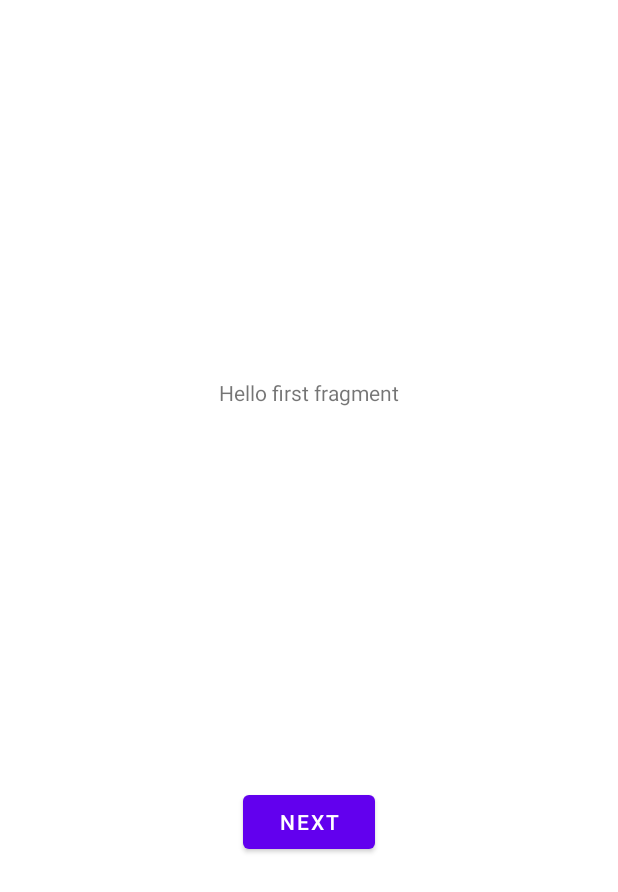
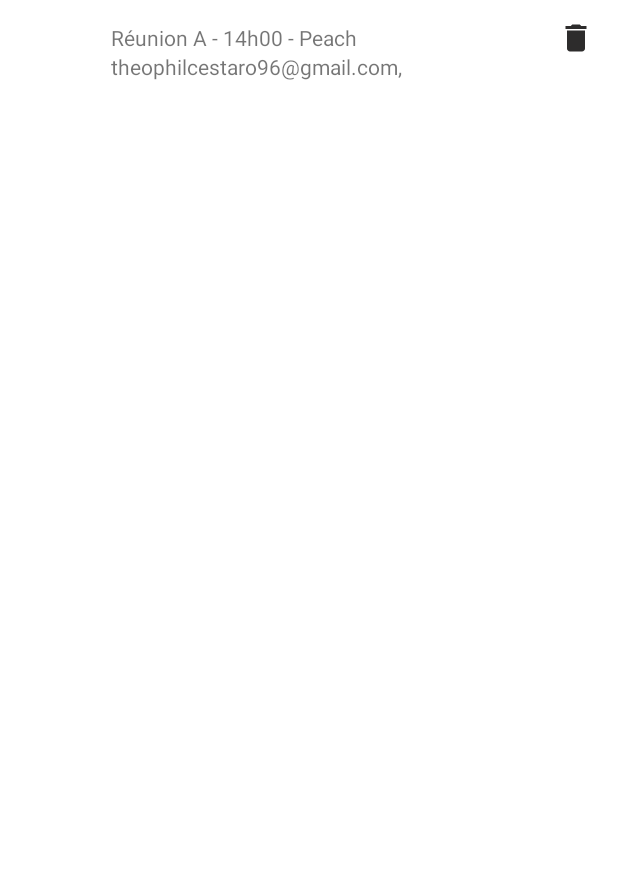
Before and after one commit to CesTheo47/P4_Mareu, an Android app: the layout fragment_first.xml on its own in the app's theme, with its tools: preview values and no code run, on a phone screen of 412 x 824 dp. Shown: the top 892 px of the screen. Run offline under Robolectric (Android 15) with nearby library versions, the phone set to English and light mode, and no system bars.

Commit message:
add list fragment

```diff
--- /dev/null
+++ b/app/src/main/res/drawable/ic_baseline_delete_24.xml
@@ -0,0 +1,5 @@
+<vector android:height="24dp" android:tint="#2D2C2C"
+    android:viewportHeight="24" android:viewportWidth="24"
+    android:width="24dp" xmlns:android="http://schemas.android.com/apk/res/android">
+    <path android:fillColor="@android:color/white" android:pathData="M6,19c0,1.1 0.9,2 2,2h8c1.1,0 2,-0.9 2,-2V7H6v12zM19,4h-3.5l-1,-1h-5l-1,1H5v2h14V4z"/>
+</vector>
--- /dev/null
+++ b/app/src/main/res/drawable/ic_baseline_filter_list_24.xml
@@ -0,0 +1,5 @@
+<vector android:height="24dp" android:tint="#FFFFFF"
+    android:viewportHeight="24" android:viewportWidth="24"
+    android:width="24dp" xmlns:android="http://schemas.android.com/apk/res/android">
+    <path android:fillColor="@android:color/white" android:pathData="M10,18h4v-2h-4v2zM3,6v2h18L21,6L3,6zM6,13h12v-2L6,11v2z"/>
+</vector>
--- a/app/src/main/res/layout/activity_main.xml
+++ b/app/src/main/res/layout/activity_main.xml
@@ -16,7 +16,9 @@
             android:layout_width="match_parent"
             android:layout_height="?attr/actionBarSize"
             android:background="?attr/colorPrimary"
-            app:popupTheme="@style/Theme.Maréu.PopupOverlay" />
+            app:title="@string/app_name"
+            app:navigationIcon="@drawable/ic_baseline_filter_list_24"
+            app:popupTheme="@style/Theme.Maréu.PopupOverlay"/>
 
     </com.google.android.material.appbar.AppBarLayout>
 
--- a/app/src/main/res/layout/fragment_first.xml
+++ b/app/src/main/res/layout/fragment_first.xml
@@ -6,23 +6,64 @@
     android:layout_height="match_parent"
     tools:context=".FirstFragment">
 
+    <ImageView
+        android:id="@+id/color_reu"
+        android:layout_width="50dp"
+        android:layout_height="50dp"
+        android:layout_marginStart="16dp"
+        android:layout_marginTop="10dp"
+        android:layout_marginBottom="10dp"/>
+
     <TextView
-        android:id="@+id/textview_first"
+        android:id="@+id/item_reunion_name"
         android:layout_width="wrap_content"
         android:layout_height="wrap_content"
-        android:text="@string/hello_first_fragment"
-        app:layout_constraintBottom_toTopOf="@id/button_first"
-        app:layout_constraintEnd_toEndOf="parent"
-        app:layout_constraintStart_toStartOf="parent"
-        app:layout_constraintTop_toTopOf="parent" />
+        android:layout_marginStart="24dp"
+        android:text="Réunion A - "
+        app:layout_constraintBottom_toBottomOf="@id/color_reu"
+        app:layout_constraintStart_toEndOf="@id/color_reu"
+        app:layout_constraintTop_toTopOf="@id/color_reu"/>
 
-    <Button
-        android:id="@+id/button_first"
+    <TextView
+        android:id="@+id/item_reunion_date"
         android:layout_width="wrap_content"
         android:layout_height="wrap_content"
-        android:text="@string/next"
-        app:layout_constraintBottom_toBottomOf="parent"
+        android:text="14h00 - "
+        app:layout_constraintBottom_toBottomOf="@id/color_reu"
+        app:layout_constraintStart_toEndOf="@id/item_reunion_name"
+        app:layout_constraintTop_toTopOf="@id/color_reu"/>
+
+    <TextView
+        android:id="@+id/item_reunion_room"
+        android:layout_width="wrap_content"
+        android:layout_height="wrap_content"
+        android:text="Peach"
+        app:layout_constraintBottom_toBottomOf="@id/color_reu"
+        app:layout_constraintStart_toEndOf="@id/item_reunion_date"
+        app:layout_constraintTop_toTopOf="@id/color_reu"/>
+
+    <TextView
+        android:id="@+id/item_email"
+        android:layout_width="wrap_content"
+        android:layout_height="wrap_content"
+        android:layout_marginStart="24dp"
+        android:text="theophilcestaro96@gmail.com, "
+        app:layout_constraintStart_toEndOf="@id/color_reu"
+        app:layout_constraintTop_toBottomOf="@id/item_reunion_date"/>
+
+    <ImageButton
+        android:id="@+id/item_list_delete_button"
+        android:layout_width="wrap_content"
+        android:layout_height="wrap_content"
+        android:layout_marginEnd="16dp"
         app:layout_constraintEnd_toEndOf="parent"
-        app:layout_constraintStart_toStartOf="parent"
-        app:layout_constraintTop_toBottomOf="@id/textview_first" />
+        app:layout_constraintBottom_toBottomOf="@id/color_reu"
+        app:layout_constraintTop_toTopOf="@id/color_reu"
+        android:src="@drawable/ic_baseline_delete_24"
+        android:background="@null"
+        />
+
+
+
+
 </androidx.constraintlayout.widget.ConstraintLayout>
```
